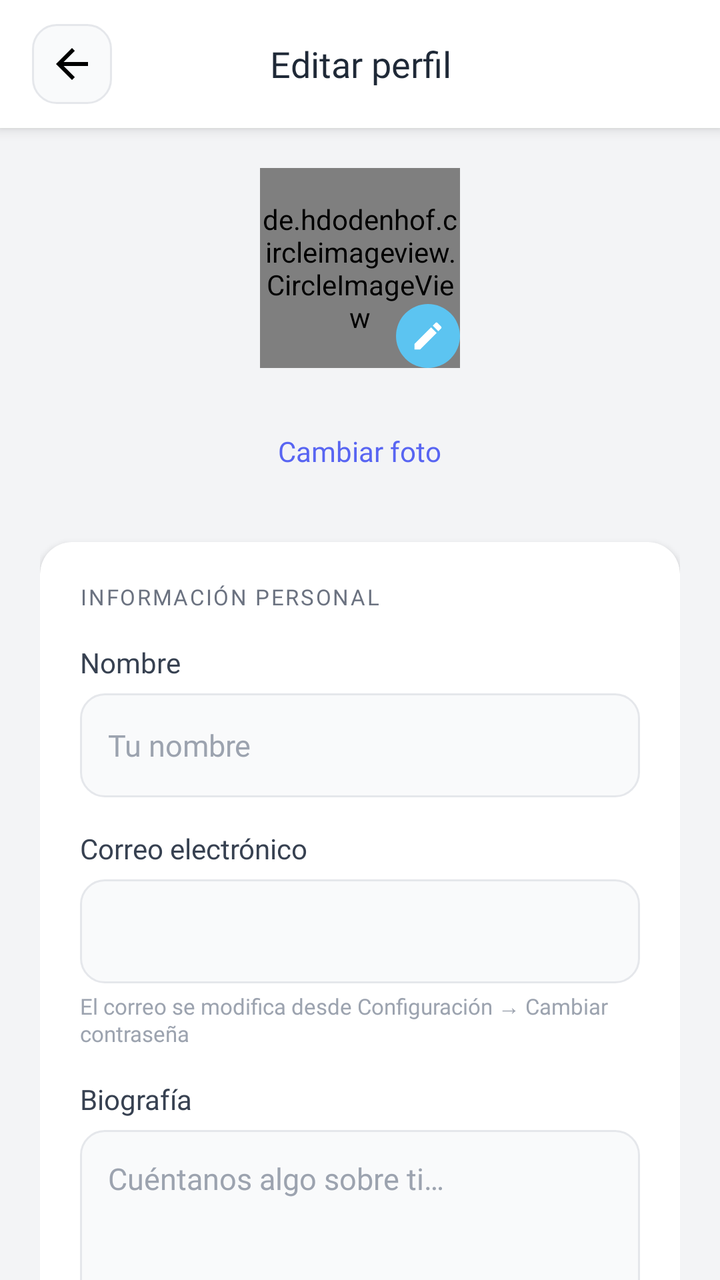
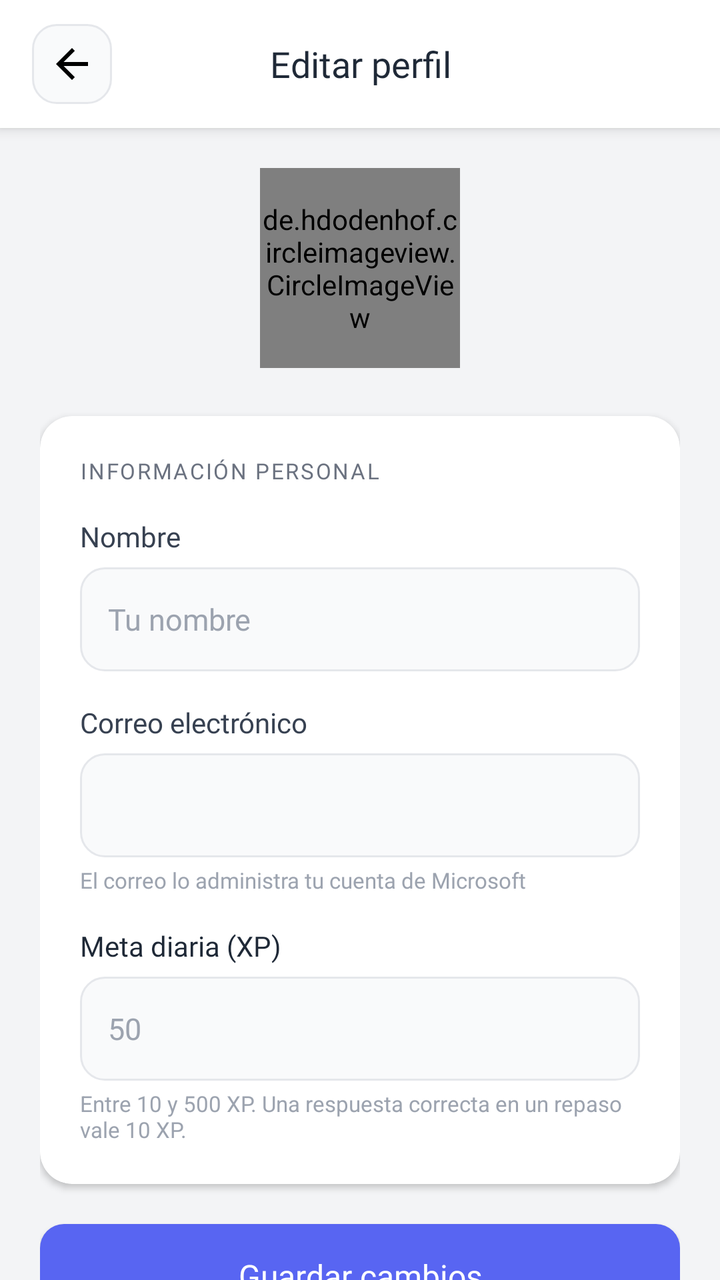

The first picture is an Android layout as it rendered before a commit; the second is the same layout after the commit. The layout source and the unified diff follow.
<!-- AndroidManifest.xml: application theme Theme.NiJu_Project -->
<!-- res/layout/activity_edit_profile.xml -->
<?xml version="1.0" encoding="utf-8"?>
<RelativeLayout xmlns:android="http://schemas.android.com/apk/res/android"
    xmlns:app="http://schemas.android.com/apk/res-auto"
    android:layout_width="match_parent"
    android:layout_height="match_parent"
    android:background="@color/color_background">

    
    <LinearLayout
        android:id="@+id/header"
        android:layout_width="match_parent"
        android:layout_height="64dp"
        android:background="@color/color_surface"
        android:elevation="4dp"
        android:gravity="center_vertical"
        android:orientation="horizontal"
        android:paddingHorizontal="16dp">

        <ImageButton
            android:id="@+id/btnBack"
            android:layout_width="40dp"
            android:layout_height="40dp"
            android:background="@drawable/rounded_button_bg"
            android:contentDescription="Atrás"
            android:padding="8dp"
            android:src="@drawable/ic_arrow_back" />

        <TextView
            android:layout_width="0dp"
            android:layout_height="wrap_content"
            android:layout_weight="1"
            android:fontFamily="@font/roboto_bold"
            android:gravity="center"
            android:text="Editar perfil"
            android:textColor="@color/color_text_primary"
            android:textSize="18sp" />

        <View
            android:layout_width="40dp"
            android:layout_height="40dp" />
    </LinearLayout>

    
    <ProgressBar
        android:id="@+id/progressBar"
        android:layout_width="wrap_content"
        android:layout_height="wrap_content"
        android:layout_centerInParent="true"
        android:visibility="gone" />

    
    <ScrollView
        android:layout_width="match_parent"
        android:layout_height="match_parent"
        android:layout_below="@id/header"
        android:scrollbars="none">

        <LinearLayout
            android:layout_width="match_parent"
            android:layout_height="wrap_content"
            android:gravity="center_horizontal"
            android:orientation="vertical"
            android:padding="20dp">

            
            <FrameLayout
                android:layout_width="wrap_content"
                android:layout_height="wrap_content"
                android:layout_marginBottom="24dp">

                <de.hdodenhof.circleimageview.CircleImageView
                    android:id="@+id/ivProfilePic"
                    android:layout_width="100dp"
                    android:layout_height="100dp"
                    android:src="@drawable/ic_profile_user"
                    app:civ_border_color="#5865F2"
                    app:civ_border_width="3dp" />

                
                <LinearLayout
                    android:layout_width="32dp"
                    android:layout_height="32dp"
                    android:layout_gravity="bottom|end"
                    android:background="@drawable/bg_icon_blue"
                    android:gravity="center">

                    <ImageView
                        android:layout_width="18dp"
                        android:layout_height="18dp"
                        android:src="@drawable/ic_edit"
                        app:tint="#FFFFFF" />
                </LinearLayout>
            </FrameLayout>

            <TextView
                android:id="@+id/btnChangePic"
                android:layout_width="wrap_content"
                android:layout_height="wrap_content"
                android:layout_marginBottom="28dp"
                android:fontFamily="@font/roboto_medium"
                android:padding="8dp"
                android:text="Cambiar foto"
                android:textColor="#5865F2"
                android:textSize="14sp" />

            
            <androidx.cardview.widget.CardView
                android:layout_width="match_parent"
                android:layout_height="wrap_content"
                android:layout_marginBottom="20dp"
                app:cardCornerRadius="16dp"
                app:cardElevation="2dp"
                app:cardBackgroundColor="@color/color_surface">

                <LinearLayout
                    android:layout_width="match_parent"
                    android:layout_height="wrap_content"
                    android:orientation="vertical"
                    android:padding="20dp">

                    
                    <TextView
                        android:layout_width="wrap_content"
                        android:layout_height="wrap_content"
                        android:layout_marginBottom="16dp"
                        android:fontFamily="@font/roboto_bold"
                        android:letterSpacing="0.08"
                        android:text="INFORMACIÓN PERSONAL"
                        android:textAllCaps="true"
                        android:textColor="@color/color_text_secondary"
                        android:textSize="11sp" />

                    
                    <TextView
                        android:layout_width="wrap_content"
                        android:layout_height="wrap_content"
                        android:layout_marginBottom="6dp"
                        android:fontFamily="@font/roboto_medium"
                        android:text="Nombre"
                        android:textColor="#374151"
                        android:textSize="14sp" />

                    <EditText
                        android:id="@+id/etName"
                        android:layout_width="match_parent"
                        android:layout_height="52dp"
                        android:layout_marginBottom="16dp"
                        android:autofillHints="name"
                        android:background="@drawable/edittext_rounded_background"
                        android:fontFamily="@font/roboto_regular"
                        android:hint="Tu nombre"
                        android:inputType="textPersonName|textCapWords"
                        android:padding="14dp"
                        android:textColorHint="@color/color_text_hint"
                        android:textSize="15sp" />

                    
                    <TextView
                        android:layout_width="wrap_content"
                        android:layout_height="wrap_content"
                        android:layout_marginBottom="6dp"
                        android:fontFamily="@font/roboto_medium"
                        android:text="Correo electrónico"
                        android:textColor="#374151"
                        android:textSize="14sp" />

                    <EditText
                        android:id="@+id/etEmail"
                        android:layout_width="match_parent"
                        android:layout_height="52dp"
                        android:layout_marginBottom="4dp"
                        android:background="@drawable/edittext_rounded_background"
                        android:enabled="false"
                        android:fontFamily="@font/roboto_regular"
                        android:inputType="textEmailAddress"
                        android:padding="14dp"
                        android:textColor="@color/color_text_hint"
                        android:textSize="15sp" />

                    <TextView
                        android:layout_width="match_parent"
                        android:layout_height="wrap_content"
                        android:layout_marginBottom="16dp"
                        android:fontFamily="@font/roboto_regular"
                        android:text="El correo se modifica desde Configuración → Cambiar contraseña"
                        android:textColor="@color/color_text_hint"
                        android:textSize="11sp" />

                    
                    <TextView
                        android:layout_width="wrap_content"
                        android:layout_height="wrap_content"
                        android:layout_marginBottom="6dp"
                        android:fontFamily="@font/roboto_medium"
                        android:text="Biografía"
                        android:textColor="#374151"
                        android:textSize="14sp" />

                    <EditText
                        android:id="@+id/etBio"
                        android:layout_width="match_parent"
                        android:layout_height="96dp"
                        android:layout_marginBottom="16dp"
                        android:background="@drawable/edittext_rounded_background"
                        android:fontFamily="@font/roboto_regular"
                        android:gravity="top|start"
                        android:hint="Cuéntanos algo sobre ti…"
                        android:inputType="textMultiLine|textCapSentences"
                        android:maxLines="4"
                        android:padding="14dp"
                        android:textColorHint="@color/color_text_hint"
                        android:textSize="15sp" />

                    
                    <TextView
                        android:layout_width="wrap_content"
                        android:layout_height="wrap_content"
                        android:layout_marginBottom="6dp"
                        android:fontFamily="@font/roboto_medium"
                        android:text="País"
                        android:textColor="#374151"
                        android:textSize="14sp" />

                    <EditText
                        android:id="@+id/etCountry"
                        android:layout_width="match_parent"
                        android:layout_height="52dp"
                        android:background="@drawable/edittext_rounded_background"
                        android:fontFamily="@font/roboto_regular"
                        android:hint="Colombia, México, Argentina…"
                        android:inputType="textCapWords"
                        android:padding="14dp"
                        android:textColorHint="@color/color_text_hint"
                        android:textSize="15sp" />

                </LinearLayout>
            </androidx.cardview.widget.CardView>

            
            <Button
                android:id="@+id/btnSave"
                android:layout_width="match_parent"
                android:layout_height="52dp"
                android:layout_marginBottom="32dp"
                android:background="@drawable/button_rounded_background"
                android:fontFamily="@font/roboto_medium"
                android:text="Guardar cambios"
                android:textAllCaps="false"
                android:textColor="@android:color/white"
                android:textSize="16sp" />

        </LinearLayout>
    </ScrollView>

</RelativeLayout>
<!-- resources referenced by this layout -->
<resources>
  <color name="color_background">#F3F4F6</color>
  <color name="color_surface">#FFFFFF</color>
  <color name="color_text_hint">#9CA3AF</color>
  <color name="color_text_primary">#1F2937</color>
  <color name="color_text_secondary">#6B7280</color>
  <!-- drawable bg_icon_blue (drawable) -->
  <shape xmlns:android="http://schemas.android.com/apk/res/android" android:shape="oval">
      <solid android:color="#5CC4F1"/>
  </shape>
  <!-- drawable edittext_rounded_background (drawable) -->
  <?xml version="1.0" encoding="utf-8"?>
  <shape xmlns:android="http://schemas.android.com/apk/res/android">
      <solid android:color="@color/color_surface_variant" />
      <corners android:radius="12dp" />
      <stroke
          android:width="1dp"
          android:color="@color/color_border" />
  </shape>
  <!-- drawable ic_arrow_back (drawable) -->
  <vector xmlns:android="http://schemas.android.com/apk/res/android" android:autoMirrored="true" android:height="24dp" android:tint="#000000" android:viewportHeight="24" android:viewportWidth="24" android:width="24dp">
  
      <path android:fillColor="@android:color/white" android:pathData="M20,11H7.83l5.59,-5.59L12,4l-8,8 8,8 1.41,-1.41L7.83,13H20v-2z"/>
  
  </vector>
  <!-- drawable ic_edit (drawable) -->
  <vector xmlns:android="http://schemas.android.com/apk/res/android"
      android:width="24dp"
      android:height="24dp"
      android:viewportWidth="24"
      android:viewportHeight="24">
      <path
          android:fillColor="#FFFFFF"
          android:pathData="M3,17.25V21h3.75l11.06,-11.06 -3.75,-3.75L3,17.25zM20.71,7.04a1.003,1.003 0,0 0,0 -1.42l-2.34,-2.34a1.003,1.003 0,0 0,-1.42 0l-1.83,1.83 3.75,3.75 1.84,-1.82z"/>
  </vector>
  <!-- drawable ic_profile_user (drawable) -->
  <vector xmlns:android="http://schemas.android.com/apk/res/android"
      android:width="96dp"
      android:height="96dp"
      android:viewportWidth="24"
      android:viewportHeight="24">
      <path
          android:fillColor="#7B4FFF"
          android:pathData="M12,12a5,5 0,1 0,-5 -5,5 5,0 0,0 5,5zm0,2c-3.33,0 -10,1.67 -10,5v3h20v-3c0,-3.33 -6.67,-5 -10,-5z"/>
  </vector>
  <!-- drawable rounded_button_bg (drawable) -->
  <shape xmlns:android="http://schemas.android.com/apk/res/android" android:shape="rectangle">
      <solid android:color="@color/color_surface_variant"/>
      <corners android:radius="12dp"/>
      <stroke android:color="@color/color_border" android:width="1dp"/>
  </shape>
  <style name="Theme.NiJu_Project" parent="Base.Theme.NiJu_Project" />
  <color name="color_surface_variant">#F9FAFB</color>
  <color name="color_border">#E5E7EB</color>
  <style name="Widget.NiJu.CardView" parent="Widget.MaterialComponents.CardView">
          <item name="cardBackgroundColor">@color/color_surface</item>
          <item name="cardCornerRadius">16dp</item>
          <item name="cardElevation">2dp</item>
      </style>
  <!-- unchanged entries left out for length: 2 -->
</resources>

<!-- the commit's change to res/layout/activity_edit_profile.xml (unified diff, before → after) -->
@@ -21,7 +21,7 @@
             android:layout_width="40dp"
             android:layout_height="40dp"
             android:background="@drawable/rounded_button_bg"
-            android:contentDescription="Atrás"
+            android:contentDescription="@string/ui_atras"
             android:padding="8dp"
             android:src="@drawable/ic_arrow_back" />
 
@@ -31,7 +31,7 @@
             android:layout_weight="1"
             android:fontFamily="@font/roboto_bold"
             android:gravity="center"
-            android:text="Editar perfil"
+            android:text="@string/ui_editar_perfil"
             android:textColor="@color/color_text_primary"
             android:textSize="18sp" />
 
@@ -78,6 +78,7 @@
 
                 
                 <LinearLayout
+                    android:visibility="gone"
                     android:layout_width="32dp"
                     android:layout_height="32dp"
                     android:layout_gravity="bottom|end"
@@ -85,6 +86,7 @@
                     android:gravity="center">
 
                     <ImageView
+        android:importantForAccessibility="no"
                         android:layout_width="18dp"
                         android:layout_height="18dp"
                         android:src="@drawable/ic_edit"
@@ -94,12 +96,13 @@
 
             <TextView
                 android:id="@+id/btnChangePic"
+                android:visibility="gone"
                 android:layout_width="wrap_content"
                 android:layout_height="wrap_content"
                 android:layout_marginBottom="28dp"
                 android:fontFamily="@font/roboto_medium"
                 android:padding="8dp"
-                android:text="Cambiar foto"
+                android:text="@string/ui_cambiar_foto"
                 android:textColor="#5865F2"
                 android:textSize="14sp" />
 
@@ -125,7 +128,7 @@
                         android:layout_marginBottom="16dp"
                         android:fontFamily="@font/roboto_bold"
                         android:letterSpacing="0.08"
-                        android:text="INFORMACIÓN PERSONAL"
+                        android:text="@string/ui_informacion_personal"
                         android:textAllCaps="true"
                         android:textColor="@color/color_text_secondary"
                         android:textSize="11sp" />
@@ -136,7 +139,7 @@
                         android:layout_height="wrap_content"
                         android:layout_marginBottom="6dp"
                         android:fontFamily="@font/roboto_medium"
-                        android:text="Nombre"
+                        android:text="@string/ui_nombre"
                         android:textColor="#374151"
                         android:textSize="14sp" />
 
@@ -148,7 +151,7 @@
                         android:autofillHints="name"
                         android:background="@drawable/edittext_rounded_background"
                         android:fontFamily="@font/roboto_regular"
-                        android:hint="Tu nombre"
+                        android:hint="@string/ui_tu_nombre"
                         android:inputType="textPersonName|textCapWords"
                         android:padding="14dp"
                         android:textColorHint="@color/color_text_hint"
@@ -160,7 +163,7 @@
                         android:layout_height="wrap_content"
                         android:layout_marginBottom="6dp"
                         android:fontFamily="@font/roboto_medium"
-                        android:text="Correo electrónico"
+                        android:text="@string/ui_correo_electronico"
                         android:textColor="#374151"
                         android:textSize="14sp" />
 
@@ -182,7 +185,7 @@
                         android:layout_height="wrap_content"
                         android:layout_marginBottom="16dp"
                         android:fontFamily="@font/roboto_regular"
-                        android:text="El correo se modifica desde Configuración → Cambiar contraseña"
+                        android:text="@string/ui_el_correo_lo_administra_tu"
                         android:textColor="@color/color_text_hint"
                         android:textSize="11sp" />
 
@@ -192,46 +195,31 @@
                         android:layout_height="wrap_content"
                         android:layout_marginBottom="6dp"
                         android:fontFamily="@font/roboto_medium"
-                        android:text="Biografía"
-                        android:textColor="#374151"
+                        android:text="@string/ui_meta_diaria_xp"
+                        android:textColor="@color/color_text_primary"
                         android:textSize="14sp" />
 
                     <EditText
-                        android:id="@+id/etBio"
-                        android:layout_width="match_parent"
-                        android:layout_height="96dp"
-                        android:layout_marginBottom="16dp"
+                        android:id="@+id/etDailyGoal"
+                        android:layout_width="match_parent"
+                        android:layout_height="52dp"
                         android:background="@drawable/edittext_rounded_background"
                         android:fontFamily="@font/roboto_regular"
-                        android:gravity="top|start"
-                        android:hint="Cuéntanos algo sobre ti…"
-                        android:inputType="textMultiLine|textCapSentences"
-                        android:maxLines="4"
+                        android:hint="@string/ui_50"
+                        android:importantForAutofill="no"
+                        android:inputType="number"
+                        android:maxLength="3"
                         android:padding="14dp"
                         android:textColorHint="@color/color_text_hint"
                         android:textSize="15sp" />
 
-                    
-                    <TextView
-                        android:layout_width="wrap_content"
-                        android:layout_height="wrap_content"
-                        android:layout_marginBottom="6dp"
-                        android:fontFamily="@font/roboto_medium"
-                        android:text="País"
-                        android:textColor="#374151"
-                        android:textSize="14sp" />
-
-                    <EditText
-                        android:id="@+id/etCountry"
-                        android:layout_width="match_parent"
-                        android:layout_height="52dp"
-                        android:background="@drawable/edittext_rounded_background"
-                        android:fontFamily="@font/roboto_regular"
-                        android:hint="Colombia, México, Argentina…"
-                        android:inputType="textCapWords"
-                        android:padding="14dp"
-                        android:textColorHint="@color/color_text_hint"
-                        android:textSize="15sp" />
+                    <TextView
+                        android:layout_width="wrap_content"
+                        android:layout_height="wrap_content"
+                        android:layout_marginTop="4dp"
+                        android:text="@string/ui_entre_10_y_500_xp"
+                        android:textColor="@color/color_text_hint"
+                        android:textSize="11sp" />
 
                 </LinearLayout>
             </androidx.cardview.widget.CardView>
@@ -244,7 +232,7 @@
                 android:layout_marginBottom="32dp"
                 android:background="@drawable/button_rounded_background"
                 android:fontFamily="@font/roboto_medium"
-                android:text="Guardar cambios"
+                android:text="@string/ui_guardar_cambios"
                 android:textAllCaps="false"
                 android:textColor="@android:color/white"
                 android:textSize="16sp" />
<!-- resource entries referenced after the edit -->
@@ -50,6 +50,18 @@
       <corners android:radius="12dp"/>
       <stroke android:color="@color/color_border" android:width="1dp"/>
   </shape>
+  <string name="ui_50">50</string>
+  <string name="ui_atras">Atrás</string>
+  <string name="ui_cambiar_foto">Cambiar foto</string>
+  <string name="ui_correo_electronico">Correo electrónico</string>
+  <string name="ui_editar_perfil">Editar perfil</string>
+  <string name="ui_el_correo_lo_administra_tu">El correo lo administra tu cuenta de Microsoft</string>
+  <string name="ui_entre_10_y_500_xp">Entre 10 y 500 XP. Una respuesta correcta en un repaso vale 10 XP.</string>
+  <string name="ui_guardar_cambios">Guardar cambios</string>
+  <string name="ui_informacion_personal">INFORMACIÓN PERSONAL</string>
+  <string name="ui_meta_diaria_xp">Meta diaria (XP)</string>
+  <string name="ui_nombre">Nombre</string>
+  <string name="ui_tu_nombre">Tu nombre</string>
   <style name="Theme.NiJu_Project" parent="Base.Theme.NiJu_Project" />
   <color name="color_surface_variant">#F9FAFB</color>
   <color name="color_border">#E5E7EB</color>
